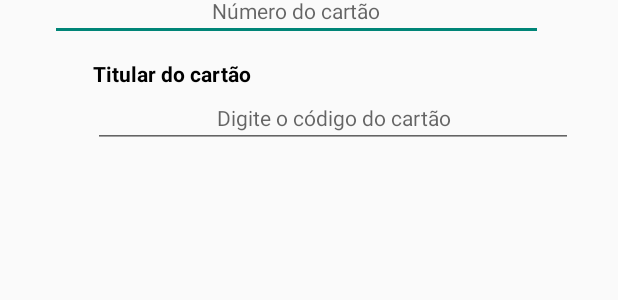
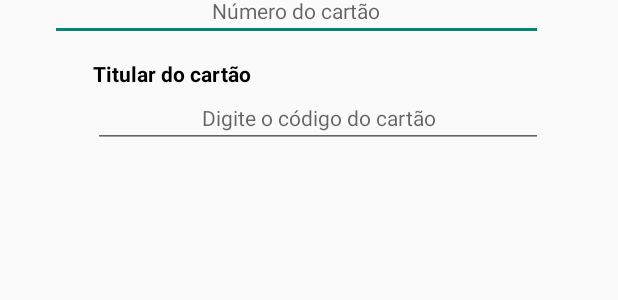
Before and after one commit to URWay/Gandalf-App, an Android app: the layout activity_checkout.xml on its own in the app's theme, with its tools: preview values and no code run, on a phone screen of 412 x 824 dp. Shown: the part 648-948 px from the top of the screen. Run offline under Robolectric (Android 15) with nearby library versions, the phone set to English and light mode, and no system bars.

Commit message:
Ajustes finais

```diff
--- a/PIQuatro/app/src/main/res/layout/activity_checkout.xml
+++ b/PIQuatro/app/src/main/res/layout/activity_checkout.xml
@@ -11,12 +11,12 @@
                 android:id="@+id/comprar"
                 android:layout_width="376dp"
                 android:layout_height="wrap_content"
-                android:layout_alignEnd="@+id/idcod"
                 android:layout_alignStart="@+id/idcod"
                 android:background="@android:color/holo_blue_bright"
                 android:text="Finalizar compra"
                 android:textColorLink="@android:color/holo_green_dark"
-                android:layout_alignParentBottom="true" />
+                android:layout_alignParentBottom="true"
+                android:layout_alignEnd="@+id/btnEnderecoTroca" />
 
             <TextView
                 android:id="@+id/textVQtdProduto"
@@ -135,7 +135,7 @@
         android:layout_height="40dp"
         android:ems="10"
         android:hint="Número do cartão"
-        android:inputType="textPersonName"
+        android:inputType="number"
         android:textAlignment="center"
         android:textSize="14sp"
         android:layout_below="@+id/textView27"
@@ -155,7 +155,7 @@
                 android:textSize="14sp"
                 android:layout_below="@+id/textView28"
                 android:layout_alignStart="@+id/textView28"
-                android:layout_alignEnd="@+id/btnEnderecoTroca" />
+                android:layout_alignEnd="@+id/spiAno" />
 
 
             <TextView
```
Also changed, not shown: PIQuatro/app/src/main/AndroidManifest.xml (+1 -10 lines), PIQuatro/app/src/main/res/drawable-hdpi/qrcode.png.
